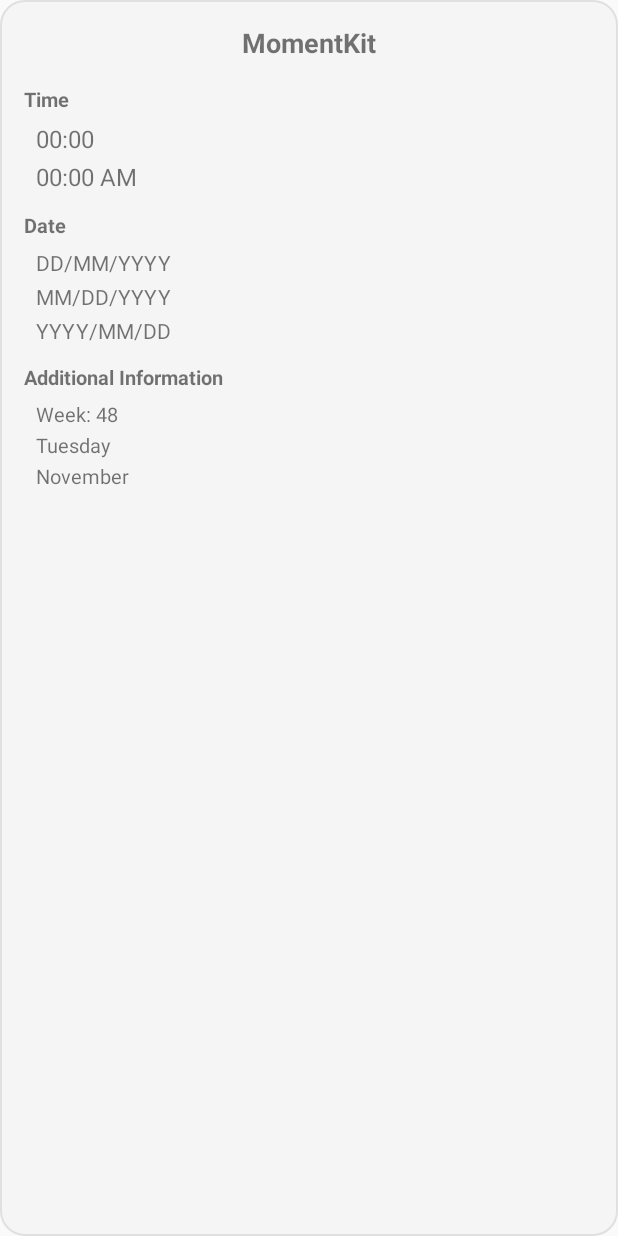
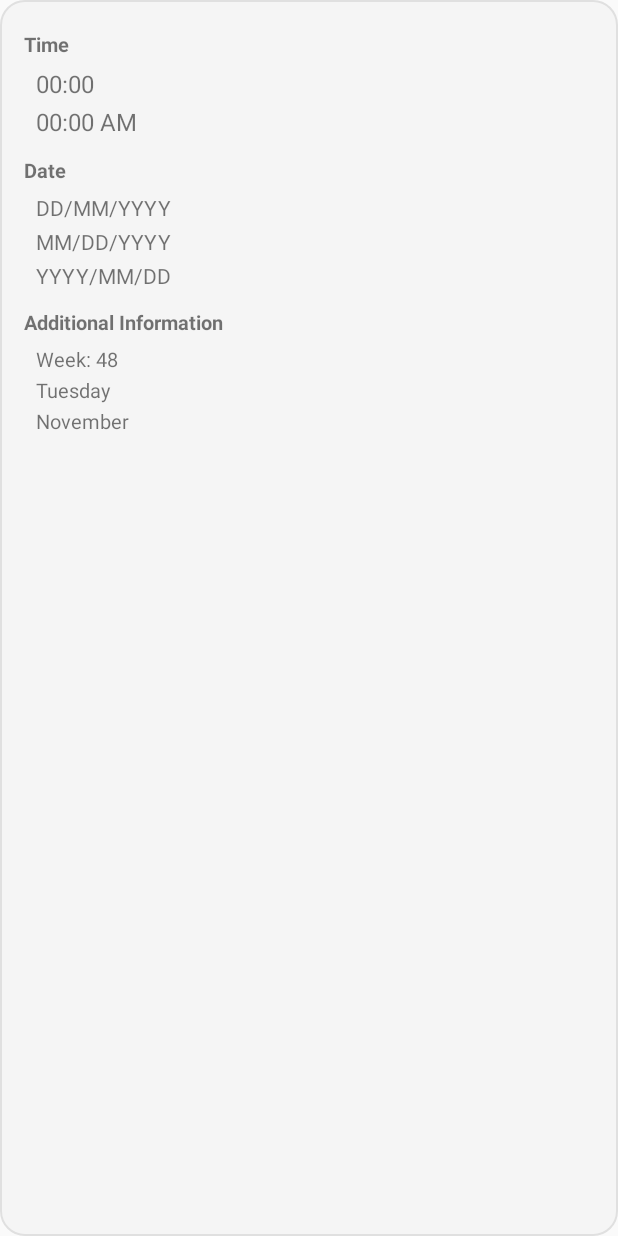
Before and after one commit to Grigoriym/MomentKit, an Android app built with Jetpack Compose: the layout widget_moment_kit_large.xml on its own in the app's theme, with its tools: preview values and no code run, on a phone screen of 412 x 824 dp. Run offline under Robolectric (Android 15) with nearby library versions, the phone set to English and light mode, and no system bars.

Commit message:
fix: widget size issues

```diff
--- a/app/build.gradle.kts
+++ b/app/build.gradle.kts
@@ -56,6 +56,7 @@ android {
     }
     buildFeatures {
         compose = true
+        buildConfig = true
     }
 }
 
@@ -71,6 +72,8 @@ dependencies {
     implementation(libs.androidx.compose.material3)
     coreLibraryDesugaring(libs.android.desugarJdkLibs)
 
+    implementation(libs.timber)
+
     testImplementation(libs.junit)
     androidTestImplementation(libs.androidx.junit)
     androidTestImplementation(libs.androidx.espresso.core)
--- a/app/src/main/AndroidManifest.xml
+++ b/app/src/main/AndroidManifest.xml
@@ -4,6 +4,7 @@
     <uses-permission android:name="android.permission.SCHEDULE_EXACT_ALARM" />
 
     <application
+        android:name=".MomentKitApp"
         android:allowBackup="true"
         android:dataExtractionRules="@xml/data_extraction_rules"
         android:fullBackupContent="@xml/backup_rules"
--- a/app/src/main/res/layout/widget_moment_kit_large.xml
+++ b/app/src/main/res/layout/widget_moment_kit_large.xml
@@ -1,6 +1,6 @@
-<?xml version="1.0" encoding="utf-8"?>
-<!-- Large widget: 4x3+ - More spacious layout -->
+<?xml version="1.0" encoding="utf-8"?><!-- Large widget: 4x3+ - More spacious layout -->
 <LinearLayout xmlns:android="http://schemas.android.com/apk/res/android"
+    xmlns:tools="http://schemas.android.com/tools"
     android:id="@+id/widget_root"
     android:layout_width="match_parent"
     android:layout_height="match_parent"
@@ -8,123 +8,113 @@
     android:orientation="vertical"
     android:padding="16dp">
 
-    <TextView
-        android:id="@+id/widget_title"
-        android:layout_width="match_parent"
-        android:layout_height="wrap_content"
-        android:text="@string/widget_title"
-        android:textAlignment="center"
-        android:textSize="18sp"
-        android:textStyle="bold"
-        android:paddingBottom="12dp" />
-
     <!-- Time Section -->
     <TextView
         android:layout_width="match_parent"
         android:layout_height="wrap_content"
+        android:paddingTop="4dp"
+        android:paddingBottom="6dp"
         android:text="@string/widget_section_time"
         android:textSize="13sp"
-        android:textStyle="bold"
-        android:paddingTop="4dp"
-        android:paddingBottom="6dp" />
+        android:textStyle="bold" />
 
     <TextView
         android:id="@+id/widget_time_24h"
         android:layout_width="match_parent"
         android:layout_height="wrap_content"
-        android:text="00:00"
-        android:textSize="16sp"
         android:paddingStart="8dp"
         android:paddingEnd="8dp"
-        android:paddingBottom="3dp" />
+        android:paddingBottom="3dp"
+        android:textSize="16sp"
+        tools:text="00:00" />
 
     <TextView
         android:id="@+id/widget_time_12h"
         android:layout_width="match_parent"
         android:layout_height="wrap_content"
-        android:text="00:00 AM"
-        android:textSize="16sp"
         android:paddingStart="8dp"
         android:paddingEnd="8dp"
-        android:paddingBottom="8dp" />
+        android:paddingBottom="8dp"
+        android:textSize="16sp"
+        tools:text="00:00 AM" />
 
     <!-- Date Section -->
     <TextView
         android:layout_width="match_parent"
         android:layout_height="wrap_content"
+        android:paddingTop="4dp"
+        android:paddingBottom="6dp"
         android:text="@string/widget_section_date"
         android:textSize="13sp"
-        android:textStyle="bold"
-        android:paddingTop="4dp"
-        android:paddingBottom="6dp" />
+        android:textStyle="bold" />
 
     <TextView
         android:id="@+id/widget_date_ddmmyyyy"
         android:layout_width="match_parent"
         android:layout_height="wrap_content"
-        android:text="DD/MM/YYYY"
-        android:textSize="14sp"
         android:paddingStart="8dp"
         android:paddingEnd="8dp"
-        android:paddingBottom="3dp" />
+        android:paddingBottom="3dp"
+        android:textSize="14sp"
+        tools:text="DD/MM/YYYY" />
 
     <TextView
         android:id="@+id/widget_date_mmddyyyy"
         android:layout_width="match_parent"
         android:layout_height="wrap_content"
-        android:text="MM/DD/YYYY"
-        android:textSize="14sp"
         android:paddingStart="8dp"
         android:paddingEnd="8dp"
-        android:paddingBottom="3dp" />
+        android:paddingBottom="3dp"
+        android:textSize="14sp"
+        tools:text="MM/DD/YYYY" />
 
     <TextView
         android:id="@+id/widget_date_yyyymmdd"
         android:layout_width="match_parent"
         android:layout_height="wrap_content"
-        android:text="YYYY/MM/DD"
-        android:textSize="14sp"
         android:paddingStart="8dp"
         android:paddingEnd="8dp"
-        android:paddingBottom="8dp" />
+        android:paddingBottom="8dp"
+        android:textSize="14sp"
+        tools:text="YYYY/MM/DD" />
 
     <!-- Additional Info Section -->
     <TextView
         android:layout_width="match_parent"
         android:layout_height="wrap_content"
+        android:paddingTop="4dp"
+        android:paddingBottom="6dp"
         android:text="@string/section_additional_info"
         android:textSize="13sp"
-        android:textStyle="bold"
-        android:paddingTop="4dp"
-        android:paddingBottom="6dp" />
+        android:textStyle="bold" />
 
     <TextView
         android:id="@+id/widget_week_of_year"
         android:layout_width="match_parent"
         android:layout_height="wrap_content"
-        android:text="Week: 48"
-        android:textSize="13sp"
         android:paddingStart="8dp"
         android:paddingEnd="8dp"
-        android:paddingBottom="2dp" />
+        android:paddingBottom="2dp"
+        android:textSize="13sp"
+        tools:text="Week: 48" />
 
     <TextView
         android:id="@+id/widget_day_of_week"
         android:layout_width="match_parent"
         android:layout_height="wrap_content"
-        android:text="Tuesday"
-        android:textSize="13sp"
         android:paddingStart="8dp"
         android:paddingEnd="8dp"
-        android:paddingBottom="2dp" />
+        android:paddingBottom="2dp"
+        android:textSize="13sp"
+        tools:text="Tuesday" />
 
     <TextView
         android:id="@+id/widget_month"
         android:layout_width="match_parent"
         android:layout_height="wrap_content"
-        android:text="November"
+        android:paddingStart="8dp"
+        android:paddingEnd="8dp"
         android:textSize="13sp"
-        android:paddingStart="8dp"
-        android:paddingEnd="8dp" />
+        tools:text="November" />
 
 </LinearLayout>
--- a/gradle/libs.versions.toml
+++ b/gradle/libs.versions.toml
@@ -13,6 +13,8 @@ lifecycleRuntimeKtx = "2.10.0"
 activityCompose = "1.12.0"
 composeBom = "2025.11.01"
 androidDesugarJdkLibs = "2.1.5"
+
+timber = "5.0.1"
 
 [libraries]
 androidx-core-ktx = { group = "androidx.core", name = "core-ktx", version.ref = "coreKtx" }
@@ -36,6 +38,8 @@ android-desugarJdkLibs = { group = "com.android.tools", name = "desugar_jdk_libs
 composeRules-ktlint = { module = "io.nlopez.compose.rules:ktlint", version.ref = "composeRules" }
 composeRules-detekt = { module = "io.nlopez.compose.rules:detekt", version.ref = "composeRules" }
 
+timber = { module = "com.jakewharton.timber:timber", version.ref = "timber" }
+
 [plugins]
 android-application = { id = "com.android.application", version.ref = "agp" }
 kotlin-android = { id = "org.jetbrains.kotlin.android", version.ref = "kotlin" }
```
Also changed, not shown: app/src/main/java/com/grappim/momentkit/MomentKitApp.kt (added, +13 -0 lines), app/src/main/java/com/grappim/momentkit/widget/MomentKitWidgetProvider.kt (+34 -9 lines), app/src/main/res/layout/widget_moment_kit.xml (+22 -31 lines), app/src/main/res/layout/widget_moment_kit_small.xml (+17 -8 lines).
